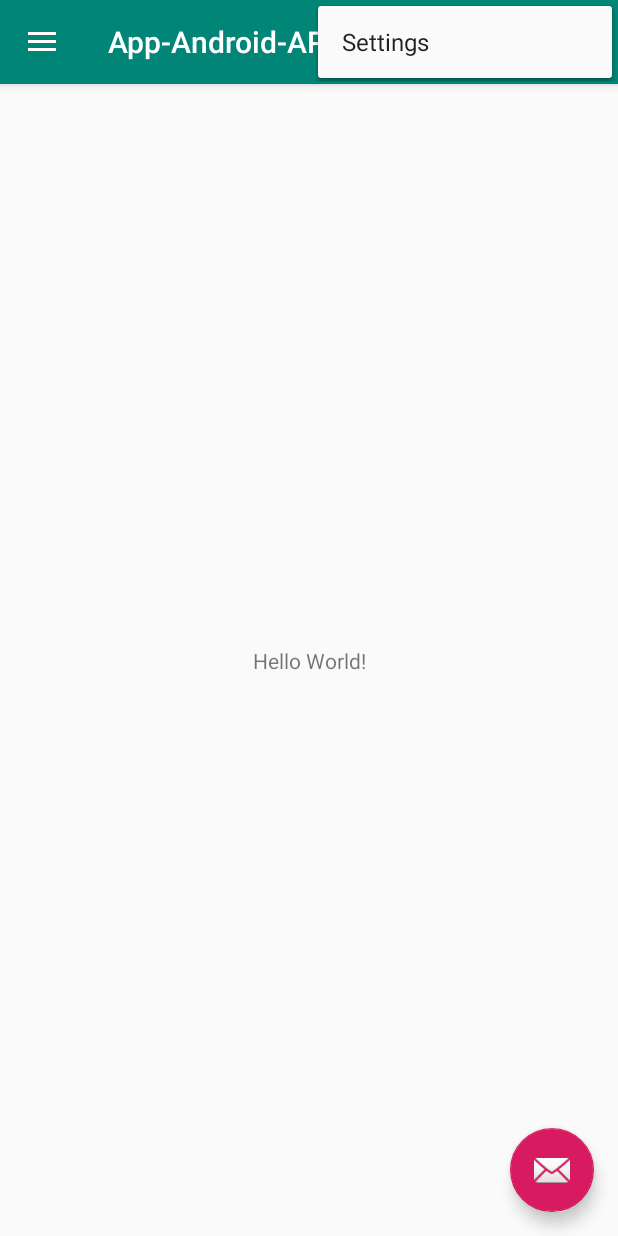
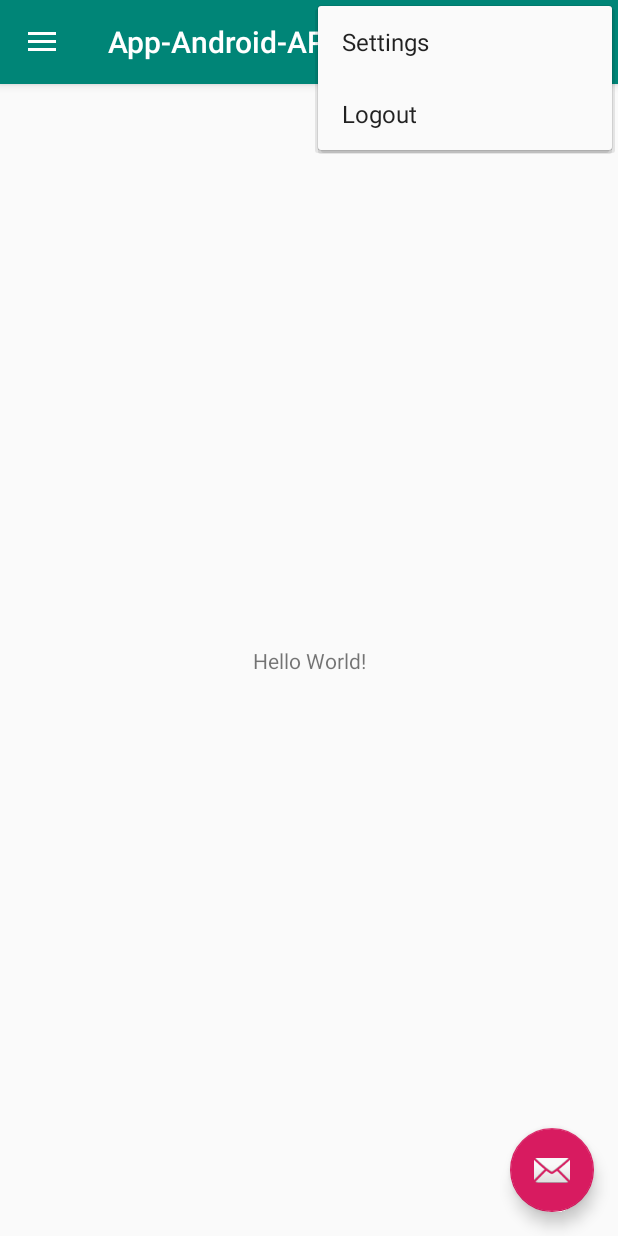
Before and after one commit to danielospina-b/Lab12-COSW, an Android app: the MainActivity screen opened directly, with no data from a screen before it, with the options menu open, on a phone screen of 412 x 824 dp. Run offline under Robolectric (Android 15) with nearby library versions, the phone set to English and light mode, and no system bars.

Commit message:
Agregada interacción con API en Heroku, y función Logout: 	- Agregado "logging" si hay Callback onFailure de Retrofit 	- Agregado opción logout en el Options Menu, funcional 	- Cambiado API URL a Heroku

```diff
--- a/app/src/main/java/edu/eci/cosw/APIApp/utils/APIClient.java
+++ b/app/src/main/java/edu/eci/cosw/APIApp/utils/APIClient.java
@@ -7,7 +7,7 @@ public class APIClient {
 
     private static Retrofit retrofit;
     // TODO Change to Heroku API
-    private static final String BASE_URL = "http://192.168.43.151:8080/";
+    private static final String BASE_URL = "http://task-planner-ospina.herokuapp.com/";
 
     public static Retrofit getRetrofitInstance() {
         if (retrofit == null) {
--- a/app/src/main/java/edu/eci/cosw/APIApp/utils/LoginService.java
+++ b/app/src/main/java/edu/eci/cosw/APIApp/utils/LoginService.java
@@ -6,7 +6,7 @@ import retrofit2.http.POST;
 
 public interface LoginService {
 
-    @POST("auth")
+    @POST("user/login")
     Call<Token> attemptLogin(@Body LoginWrapper user);
 
 }
--- a/app/src/main/res/menu/main.xml
+++ b/app/src/main/res/menu/main.xml
@@ -6,4 +6,9 @@
         android:orderInCategory="100"
         android:title="@string/action_settings"
         app:showAsAction="never" />
+    <item
+        android:id="@+id/action_logout"
+        android:orderInCategory="101"
+        android:title="@string/action_logout"
+        app:showAsAction="never" />
 </menu>
--- a/app/src/main/res/values/strings.xml
+++ b/app/src/main/res/values/strings.xml
@@ -21,4 +21,5 @@
     </string>
     <string name="preference_file_key">preferences</string>
     <string name="login_button">Login</string>
+    <string name="action_logout">Logout</string>
 </resources>
```
Also changed, not shown: app/src/main/java/edu/eci/cosw/APIApp/LoginActivity.java (+8 -0 lines), app/src/main/java/edu/eci/cosw/APIApp/MainActivity.java (+16 -0 lines).
